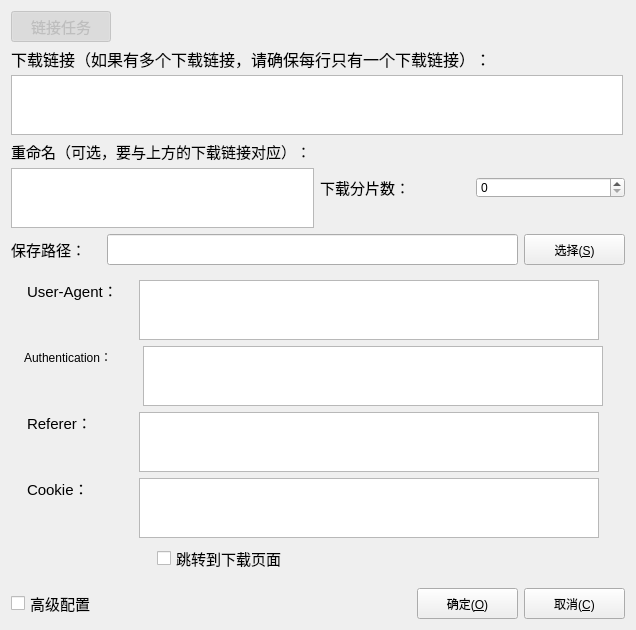
Above: src/NewDownloadDialog.ui from L-Super/FlowD before the change. Below: the same form after it.
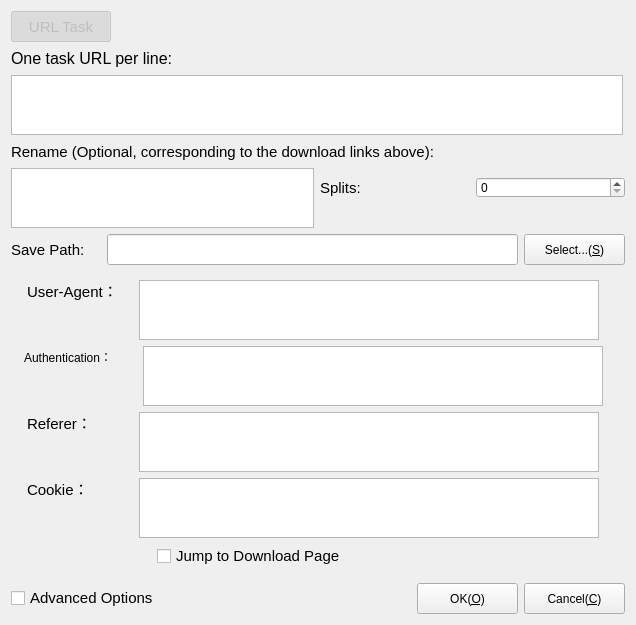
That is the form after the change.

Commit message:
Default Language And Basic Logic for DownloadItemWidget (#7)
* fix: change default ui to English

* feature: add basic logic for DownloadItemWidget

The edit to the form file:
```diff
--- a/src/NewDownloadDialog.ui
+++ b/src/NewDownloadDialog.ui
@@ -48,7 +48,7 @@
         <cursorShape>PointingHandCursor</cursorShape>
        </property>
        <property name="text">
-        <string>链接任务</string>
+        <string>URL Task</string>
        </property>
        <property name="checkable">
         <bool>true</bool>
@@ -95,7 +95,7 @@
         </font>
        </property>
        <property name="text">
-        <string>下载链接（如果有多个下载链接，请确保每行只有一个下载链接）：</string>
+        <string>One task URL per line:</string>
        </property>
       </widget>
      </item>
@@ -147,7 +147,7 @@
         </font>
        </property>
        <property name="text">
-        <string>重命名（可选，要与上方的下载链接对应）：</string>
+        <string>Rename (Optional, corresponding to the download links above):</string>
        </property>
       </widget>
      </item>
@@ -201,7 +201,7 @@
               </font>
              </property>
              <property name="text">
-              <string>下载分片数：</string>
+              <string>Splits:</string>
              </property>
             </widget>
            </item>
@@ -264,7 +264,7 @@
         </font>
        </property>
        <property name="text">
-        <string>保存路径：</string>
+        <string>Save Path:</string>
        </property>
       </widget>
      </item>
@@ -293,7 +293,7 @@
         </size>
        </property>
        <property name="text">
-        <string>选择(&amp;S)</string>
+        <string>Select...(&amp;S)</string>
        </property>
       </widget>
      </item>
@@ -583,7 +583,7 @@
            </font>
           </property>
           <property name="text">
-           <string>跳转到下载页面</string>
+           <string>Jump to Download Page</string>
           </property>
          </widget>
         </item>
@@ -602,7 +602,7 @@
         </font>
        </property>
        <property name="text">
-        <string>高级配置</string>
+        <string>Advanced Options</string>
        </property>
       </widget>
      </item>
@@ -634,7 +634,7 @@
         </size>
        </property>
        <property name="text">
-        <string>确定(&amp;O)</string>
+        <string>OK(&amp;O)</string>
        </property>
       </widget>
      </item>
@@ -653,7 +653,7 @@
         </size>
        </property>
        <property name="text">
-        <string>取消(&amp;C)</string>
+        <string>Cancel(&amp;C)</string>
        </property>
       </widget>
      </item>
```
Left out of the diff: 2 changed lines with no effect on the pictures. The commit also changes 14 other files.
